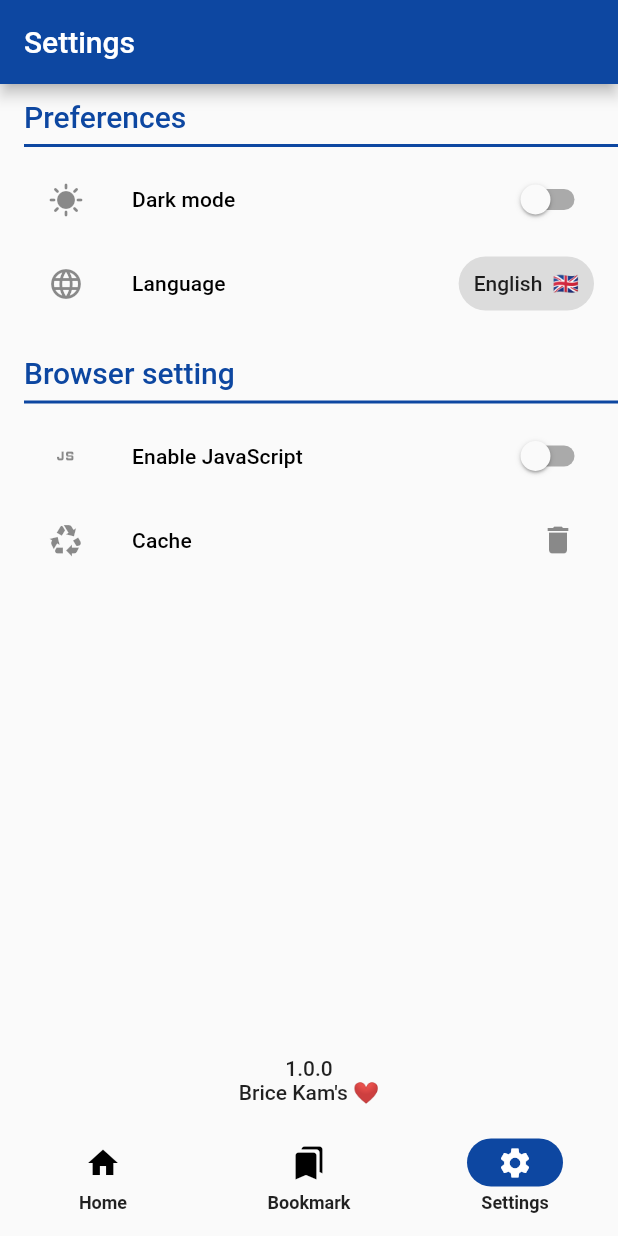
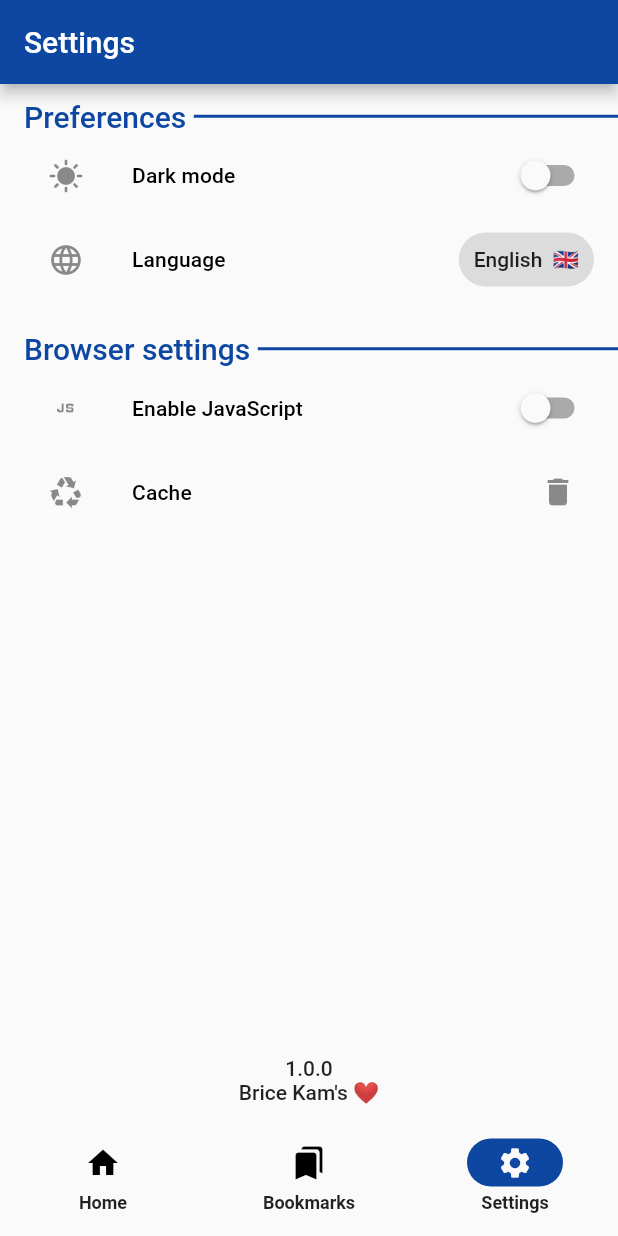
Before and after one commit to bricekams/newsapp, a Flutter app: the screen it shows after launch, item 3 of the bottom bar chosen, on a phone screen of 412 x 824 dp. Run offline on Flutter 3.47's test engine with Material 2 defaults, Android fonts, the phone set to English and light mode, and no system bars; our stand-ins replace hive_flutter; accounts and stored records are empty.

Commit message:
settings screen design, search delegate init, localization modif, settings persistance optimization, added hive_generator

```diff
--- a/lib/ui/screens/bookmarks/bookmarks.dart
+++ b/lib/ui/screens/bookmarks/bookmarks.dart
@@ -1,13 +1,16 @@
 import 'package:flutter/material.dart';
+import 'package:newsapp/utils/localization.dart';
+import 'package:newsapp/utils/persistance/settings/settings_prefs.dart';
 
 class BookmarksScreen extends StatelessWidget {
   const BookmarksScreen({Key? key}) : super(key: key);
 
   @override
   Widget build(BuildContext context) {
+    String lang = SettingsPrefs.lang;
     return Scaffold(
       appBar: AppBar(
-        title: const Text("Bookmarks"),
+        title: Text(dictionary["@bookmarks"][lang]),
       ),
     );
   }
--- a/lib/ui/screens/home/home.dart
+++ b/lib/ui/screens/home/home.dart
@@ -1,4 +1,5 @@
 import 'package:flutter/material.dart';
+import 'package:newsapp/ui/screens/home/compononents/search_delegate/search_delegate.dart';
 
 class HomeScreen extends StatelessWidget {
   const HomeScreen({Key? key}) : super(key: key);
@@ -10,7 +11,9 @@ class HomeScreen extends StatelessWidget {
         title: const Text("NewsApp"),
         actions: [
           IconButton(
-            onPressed: (){},
+            onPressed: () {
+              showSearch(context: context, delegate: ArticleSearchDelegate());
+            },
             icon: const Icon(Icons.search),
           )
         ],
--- a/lib/ui/screens/main_screen.dart
+++ b/lib/ui/screens/main_screen.dart
@@ -1,8 +1,9 @@
 import 'package:flutter/material.dart';
-import 'package:newsapp/ui/screens/bookmarks/bookmarks.dart';
-import 'package:newsapp/ui/screens/settings/settings.dart';
+import 'package:hive_flutter/hive_flutter.dart';
+import 'package:newsapp/utils/localization.dart';
 import 'package:provider/provider.dart';
-
+import 'bookmarks/bookmarks.dart';
+import 'settings/settings.dart';
 import 'home/home.dart';
 
 class NavBarProvider with ChangeNotifier {
@@ -26,6 +27,9 @@ class MainScreen extends StatelessWidget {
       SettingsScreen()
     ];
 
+    return ValueListenableBuilder<Box>(
+      valueListenable: Hive.box("settings").listenable(),
+      builder: (context,box,child){
         return Scaffold(
           body: screens[Provider.of<NavBarProvider>(context,listen:true).getCurrentIndex],
           bottomNavigationBar: NavigationBar(
@@ -33,21 +37,23 @@ class MainScreen extends StatelessWidget {
             onDestinationSelected: (i){
               Provider.of<NavBarProvider>(context,listen:false).setCurrentIndex = i;
             },
-        destinations: const [
+            destinations: [
               NavigationDestination(
-            icon: Icon(Icons.home),
-            label: 'Home',
+                icon: const Icon(Icons.home),
+                label: dictionary["@home"][box.get("lang")],
               ),
               NavigationDestination(
-            icon: Icon(Icons.bookmarks),
-            label: 'Bookmark',
+                icon: const Icon(Icons.bookmarks),
+                label: dictionary["@bookmarks"][box.get("lang")],
               ),
               NavigationDestination(
-            icon: Icon(Icons.settings),
-            label: 'Settings',
+                icon: const Icon(Icons.settings),
+                label: dictionary["@settings"][box.get("lang")],
               ),
             ],
           ),
         );
+      },
+    );
   }
 }
--- a/lib/ui/screens/settings/components/setting_section.dart
+++ b/lib/ui/screens/settings/components/setting_section.dart
@@ -16,6 +16,9 @@ class SettingSection extends StatelessWidget {
         mainAxisSize: MainAxisSize.min,
         crossAxisAlignment: CrossAxisAlignment.start,
         children: [
+          Row(
+            mainAxisSize: MainAxisSize.min,
+            children: [
               Text(
                 title,
                 style: Theme.of(context)
@@ -23,9 +26,14 @@ class SettingSection extends StatelessWidget {
                     .titleLarge
                     ?.copyWith(color: Theme.of(context).primaryColor),
               ),
-          Divider(
+              const SizedBox(width: 5),
+              Expanded(
+                child: Divider(
                   color: Theme.of(context).primaryColor,
                   thickness: 2,
+                ),
+              )
+            ],
           ),
           ...tiles
         ],
--- a/lib/ui/screens/settings/settings.dart
+++ b/lib/ui/screens/settings/settings.dart
@@ -77,7 +77,7 @@ class SettingsScreen extends StatelessWidget {
                         ),
                       ),
                       SettingTile(
-                        leading: Icon(Icons.recycling),
+                        leading: const Icon(Icons.recycling),
                         title: "Cache",
                         trailing: IconButton(
                           onPressed: (){},
@@ -88,6 +88,7 @@ class SettingsScreen extends StatelessWidget {
                   ),
                 ],
               ),
+              /// Credits
               Padding(
                 padding: const EdgeInsets.only(bottom: 8.0),
                 child: RichText(
--- a/lib/theme/theme.dart
+++ b/lib/ui/theme/theme.dart
@@ -30,7 +30,7 @@ class AppTheme {
           const TextStyle(fontWeight: FontWeight.bold, fontSize: 12)),
       iconTheme: MaterialStateProperty.resolveWith((states) {
         if (states.isSelected) {
-          return const IconThemeData(color: _white);
+          return IconThemeData(color: _scaffoldBgLight);
         }
         return const IconThemeData(color: _black);
       }),
@@ -48,7 +48,7 @@ class AppTheme {
       indicatorColor: _primaryDark,
       backgroundColor: _scaffoldBgDark,
       labelTextStyle: MaterialStateProperty.resolveWith((states) =>
-          const TextStyle(fontWeight: FontWeight.bold, fontSize: 12)),
+          TextStyle(fontWeight: FontWeight.bold, fontSize: 12,color: states.isSelected?_primaryDark:null)),
       iconTheme: MaterialStateProperty.resolveWith((states) {
         if (states.isSelected) {
           return IconThemeData(color: _scaffoldBgDark);
--- a/lib/utils/localization.dart
+++ b/lib/utils/localization.dart
@@ -40,7 +40,7 @@ const Map<String, dynamic> dictionary = {
     "fr":"Préférences"
   },
   "@browserSettings":{
-    "en": "Browser setting",
+    "en": "Browser settings",
     "fr": "Paramètres du navigateur"
   },
   "@about":{
--- a/lib/utils/persistance/settings/settings_prefs.dart
+++ b/lib/utils/persistance/settings/settings_prefs.dart
@@ -1,6 +1,6 @@
 import 'package:flutter/cupertino.dart';
 import 'package:hive_flutter/hive_flutter.dart';
-import 'package:newsapp/theme/theme_provider.dart';
+import 'package:newsapp/ui/theme/theme_provider.dart';
 import 'package:provider/provider.dart';
 
 class SettingsPrefs {
--- a/pubspec.yaml
+++ b/pubspec.yaml
@@ -39,6 +39,7 @@ dependencies:
   hive_flutter: ^1.1.0
   provider: ^6.0.5
   google_fonts: ^3.0.1
+  characters: ^1.2.1
 
 dev_dependencies:
   flutter_test:
@@ -50,6 +51,8 @@ dev_dependencies:
   # package. See that file for information about deactivating specific lint
   # rules and activating additional ones.
   flutter_lints: ^2.0.0
+  build_runner: ^2.3.3
+  hive_generator: ^2.0.0
 
 # For information on the generic Dart part of this file, see the
 # following page: https://dart.dev/tools/pub/pubspec
```
Also changed, not shown: lib/data/models/article.dart (+65 -0 lines), lib/data/models/source.dart (+30 -0 lines), lib/main.dart (+6 -2 lines), lib/ui/screens/home/compononents/search_delegate/search_delegate.dart (added, +40 -0 lines), lib/data/models/article.g.dart (added), lib/data/models/source.g.dart (added), lib/ui/screens/home/compononents/article_card/article_card.dart (added), lib/ui/theme/theme_provider.dart (renamed from lib/theme/theme_provider.dart), lib/ui/widgets/article_tile.dart (added), pubspec.lock. Lines whose indentation alone changed are shown as unchanged.
